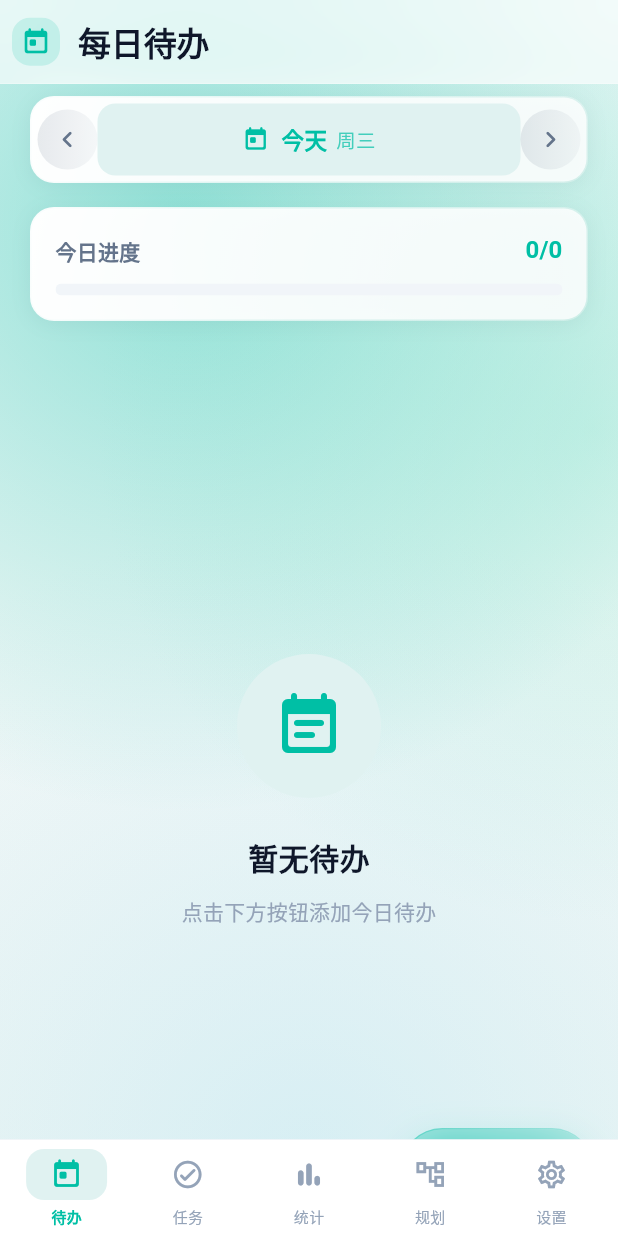
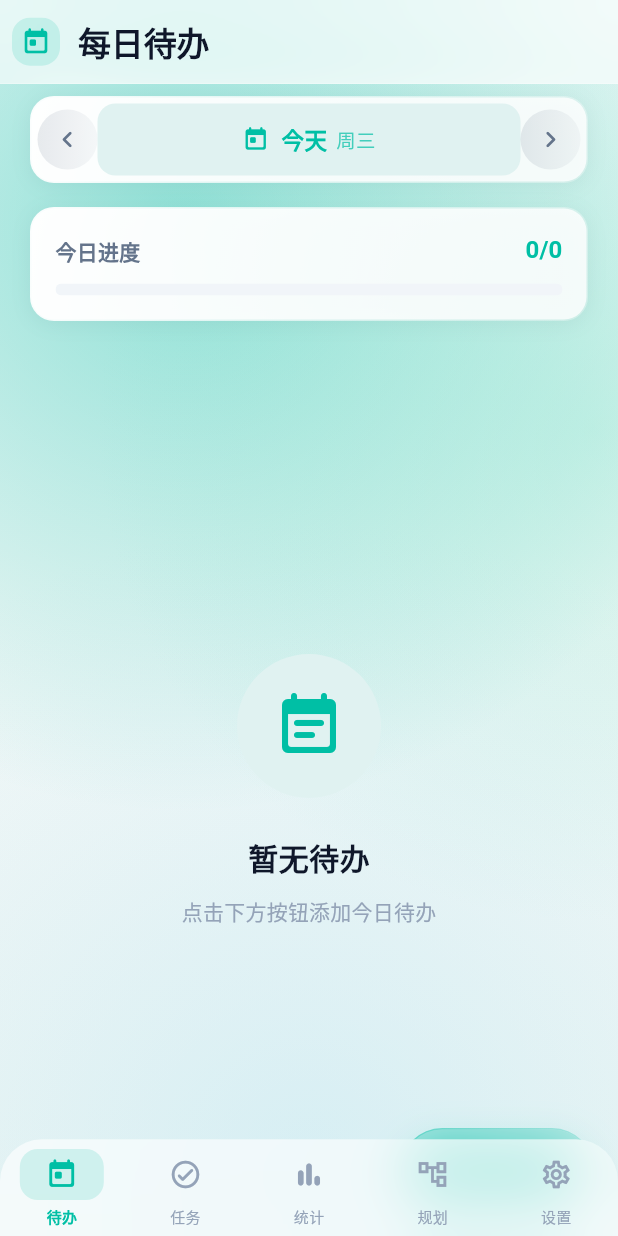
Before and after one commit to yanxu5656/TimeWayPro, a Flutter app: the screen it shows after launch, on a phone screen of 412 x 824 dp. Run offline on Flutter 3.47's test engine with Material 3 defaults, Android fonts, the phone set to English and light mode, and no system bars; our stand-ins replace file_picker, fl_chart, flutter_local_notifications, shared_preferences; missing offline and left inert: webdav_client.

Commit message:
feat(ui): Phase 4.7 main_screen 底部导航 → GlassNavBar
- 103 行整段重写为 ~64 行。删掉手写的 Container+SafeArea+Row+5×GestureDetector
  与 _buildNavItem
- 换成 GlassNavBar：滑动指示块（原实现只有背景色在变，看不出位置连续性）、
  图标交叉淡入（原来 isSelected ? active : inactive 是硬切换）、
  等分 Expanded（原来固定 SizedBox(width:56)，窄屏会挤）
- 外面包 TabVisibility，把当前 Tab 序号广播给页面侧的 StaggerScope，
  让入场动画只在首次可见时播放
- 5 个页面的自然顺序在 _screens 里标注为 0-4，页面侧的 slotIndex 依赖它

守门：flutter analyze 0 error 0 warning；flutter test 70 passed。

```diff
--- a/lib/app/main_screen.dart
+++ b/lib/app/main_screen.dart
@@ -1,6 +1,5 @@
 import 'package:flutter/material.dart';
-import '../core/theme/app_theme.dart';
-import '../core/ui/aurora_background.dart';
+import '../core/ui/glass.dart';
 import '../features/daily/presentation/screens/daily_screen.dart';
 import '../features/task/presentation/screens/task_screen.dart';
 import '../features/statistics/presentation/screens/statistics_screen.dart';
@@ -15,106 +14,49 @@ class MainScreen extends StatefulWidget {
 }
 
 class _MainScreenState extends State<MainScreen> {
+  /// 当前 Tab 序号。位置与 [_screens] 的顺序一一对应，
+  /// 页面侧的 `StaggerScope(slotIndex:)` 依赖这个顺序。
   int _currentIndex = 0;
 
   final List<Widget> _screens = const [
-    DailyScreen(),
-    TaskScreen(),
-    StatisticsScreen(),
-    PlanningScreen(),
-    SettingsScreen(),
+    DailyScreen(), // 0 待办
+    TaskScreen(), // 1 任务
+    StatisticsScreen(), // 2 统计
+    PlanningScreen(), // 3 规划
+    SettingsScreen(), // 4 设置
   ];
 
   @override
   Widget build(BuildContext context) {
-    return Scaffold(
+    // TabVisibility 必须包在 IndexedStack 之外：入场动画要能知道
+    // "我这一页现在是不是可见"。IndexedStack 会保活全部 5 页，
+    // 只看"有没有被 build"的话，非首屏的入场动画会在启动瞬间播完，
+    // 用户切过去时什么也看不到。
+    return TabVisibility(
+      index: _currentIndex,
+      child: Scaffold(
         // 极光的实底由 AuroraBackground 自己画；这里再兜一层纯色，
         // 避免首帧极光尚未光栅化时闪一下白。
         backgroundColor: AppColors.background,
-      // 内容延伸到玻璃底部导航之下——Phase 4 的 BackdropFilter 依赖这一条，
-      // 否则它模糊的是 Scaffold 底色，视觉上毫无意义。
+        // 内容延伸到玻璃底部导航之下——GlassNavBar 的 BackdropFilter
+        // 依赖这一条，否则它模糊的是 Scaffold 底色，视觉上毫无意义。
         extendBody: true,
         body: Stack(
           children: [
-          // 全应用唯一一份。不能每屏自带：IndexedStack 会保活 5 屏，
+            // 全应用唯一一份极光。不能每屏自带：IndexedStack 保活 5 屏，
             // 5 个相位不同的控制器会让背景在切 Tab 时跳变。
             const Positioned.fill(child: AuroraBackground()),
             Positioned.fill(
               // 双向隔离：列表滚动不触发极光层重栅格化，极光漂移也不重绘列表
               child: RepaintBoundary(
-              child: IndexedStack(
-                index: _currentIndex,
-                children: _screens,
-              ),
+                child: IndexedStack(index: _currentIndex, children: _screens),
               ),
             ),
           ],
         ),
-      bottomNavigationBar: Container(
-        decoration: BoxDecoration(
-          color: AppColors.surface,
-          border: Border(
-            top: BorderSide(
-              color: AppColors.divider.withValues(alpha: 0.5),
-              width: 0.5,
-            ),
-          ),
-        ),
-        child: SafeArea(
-          child: Padding(
-            padding: const EdgeInsets.symmetric(horizontal: 4, vertical: 6),
-            child: Row(
-              mainAxisAlignment: MainAxisAlignment.spaceAround,
-              children: [
-                _buildNavItem(0, Icons.today_outlined, Icons.today_rounded, '待办'),
-                _buildNavItem(1, Icons.check_circle_outline_rounded, Icons.check_circle_rounded, '任务'),
-                _buildNavItem(2, Icons.bar_chart_rounded, Icons.bar_chart_rounded, '统计'),
-                _buildNavItem(3, Icons.account_tree_outlined, Icons.account_tree_rounded, '规划'),
-                _buildNavItem(4, Icons.settings_outlined, Icons.settings_rounded, '设置'),
-              ],
-            ),
-          ),
-        ),
-      ),
-    );
-  }
-
-  Widget _buildNavItem(int index, IconData icon, IconData activeIcon, String label) {
-    final isSelected = _currentIndex == index;
-    return GestureDetector(
-      onTap: () => setState(() => _currentIndex = index),
-      behavior: HitTestBehavior.opaque,
-      child: SizedBox(
-        width: 56,
-        child: Column(
-          mainAxisSize: MainAxisSize.min,
-          children: [
-            AnimatedContainer(
-              duration: const Duration(milliseconds: 200),
-              curve: Curves.easeInOut,
-              padding: const EdgeInsets.symmetric(horizontal: 16, vertical: 6),
-              decoration: BoxDecoration(
-                color: isSelected ? AppColors.primarySubtle : Colors.transparent,
-                borderRadius: BorderRadius.circular(12),
-              ),
-              child: Icon(
-                isSelected ? activeIcon : icon,
-                color: isSelected ? AppColors.primary : AppColors.textHint,
-                size: 22,
-              ),
-            ),
-            const SizedBox(height: 3),
-            AnimatedDefaultTextStyle(
-              duration: const Duration(milliseconds: 200),
-              style: TextStyle(
-                fontSize: 10,
-                fontWeight: isSelected ? FontWeight.w600 : FontWeight.w500,
-                color: isSelected ? AppColors.primary : AppColors.textHint,
-                letterSpacing: 0.2,
-              ),
-              child: Text(label),
-            ),
-          ],
+        bottomNavigationBar: GlassNavBar(
+          index: _currentIndex,
+          onChanged: (index) => setState(() => _currentIndex = index),
         ),
       ),
     );
```
Lines whose indentation alone changed are shown as unchanged.
